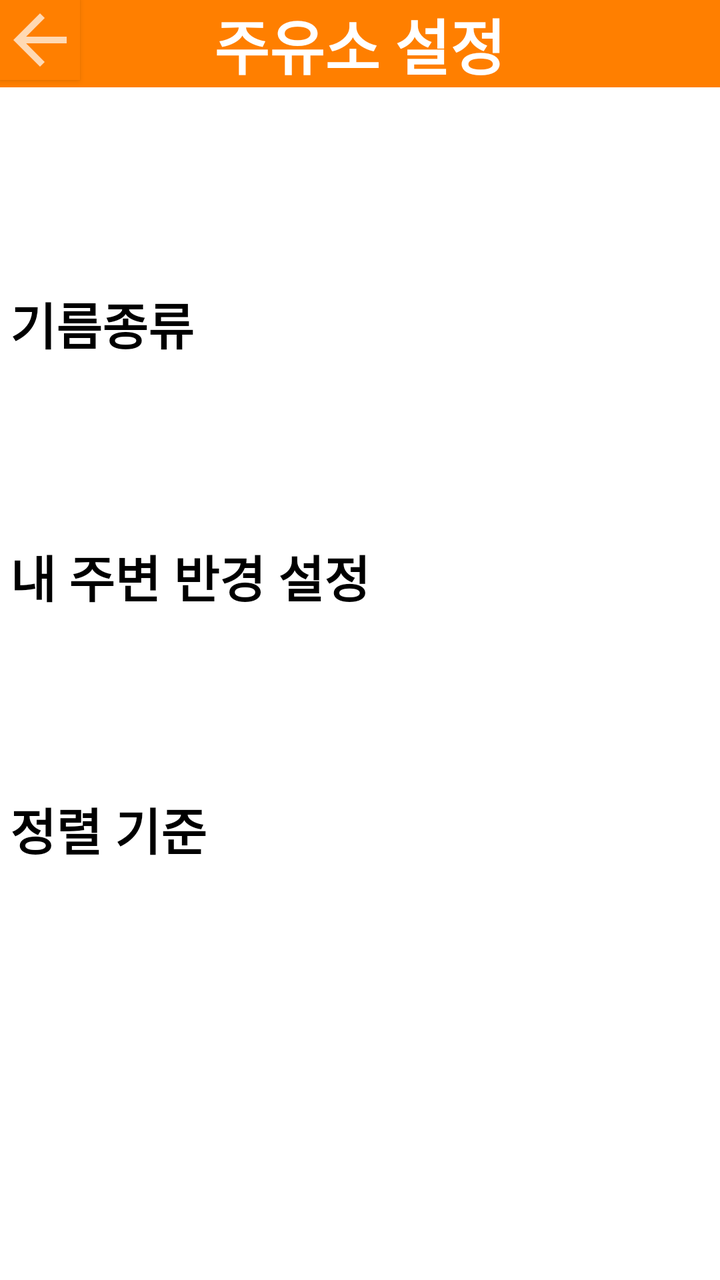
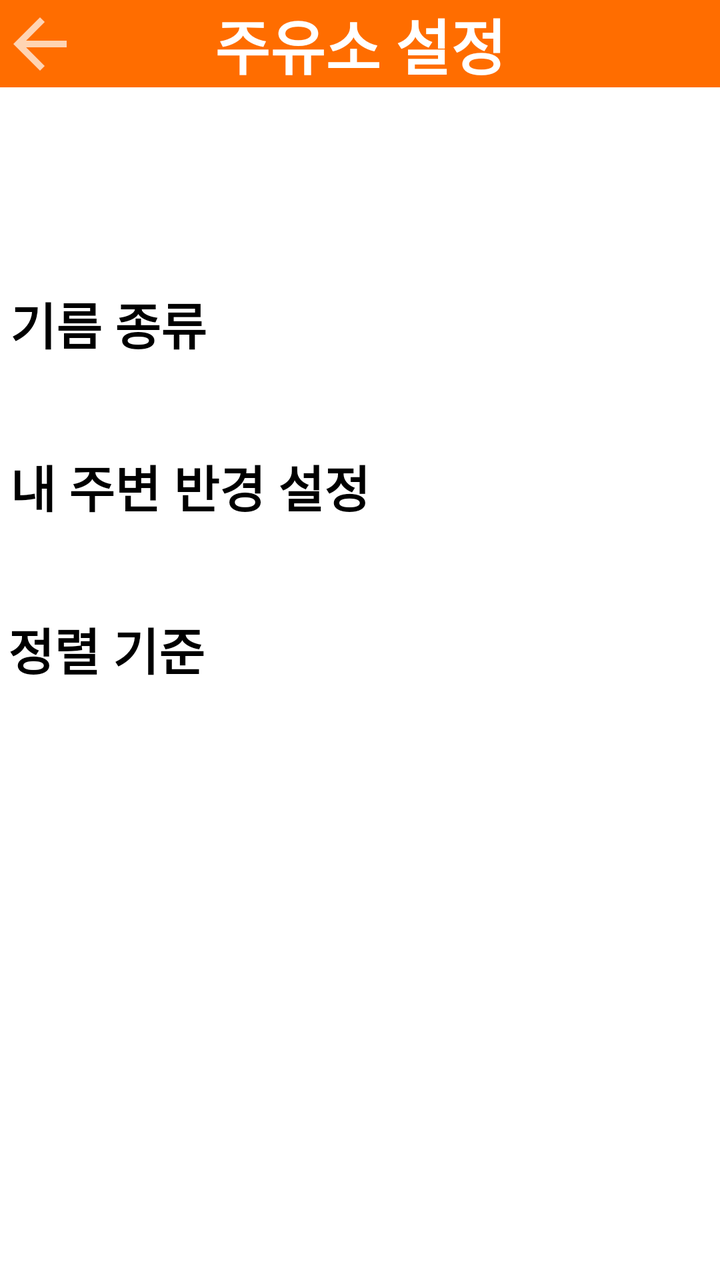

Before-and-after screenshots of an Android layout around one commit, followed by the original layout XML and the change that was made.
<!-- AndroidManifest.xml: application theme Theme.AppCompat.NoActionBar -->
<!-- res/layout/activity_drawer.xml -->
<?xml version="1.0" encoding="utf-8"?>
<LinearLayout
    xmlns:android="http://schemas.android.com/apk/res/android"
    android:layout_width="match_parent"
    android:layout_height="match_parent"
    android:orientation="vertical"
    android:background="#ffff">

    <RelativeLayout
        android:layout_width="match_parent"
        android:layout_height="wrap_content"
        android:background="#ff7f00"
        android:orientation="horizontal">

        <TextView
            android:layout_width="wrap_content"
            android:layout_height="wrap_content"
            android:layout_centerInParent="true"
            android:gravity="center"
            android:text="주유소 설정"
            android:textColor="#ffffff"
            android:textSize="30sp"
            android:textStyle="bold" />

        <Button
            android:id="@+id/go_back"
            android:layout_width="40dp"
            android:layout_height="40dp"
            android:layout_alignParentLeft="true"
            android:background="#ff7f00"
            android:drawableBottom="@drawable/back_icon"
            android:textColor="#000000"
            android:textSize="17sp"
            android:textStyle="bold" />


    </RelativeLayout>


    <LinearLayout
        android:layout_width="match_parent"
        android:layout_height="match_parent"
        android:orientation="vertical">


        <LinearLayout
            android:layout_width="match_parent"
            android:layout_height="wrap_content"
            android:layout_below="@+id/around"
            android:layout_marginTop="100dp"
            android:background="@color/white"
            android:orientation="vertical">

            <TextView
                android:layout_width="wrap_content"
                android:layout_height="wrap_content"
                android:layout_marginLeft="5dp"
                android:text="기름종류"
                android:textColor="@color/black"
                android:textSize="25sp"
                android:textStyle="bold" />

            <Spinner
                android:id="@+id/type_spinner"
                android:layout_width="match_parent"
                android:layout_height="wrap_content"
                android:layout_margin="5dp"
                android:background="@drawable/spinner_background"
                android:spinnerMode="dialog"
                android:textColor="@color/black" />


        </LinearLayout>


        <LinearLayout
            android:layout_marginTop="80dp"
            android:layout_width="match_parent"
            android:layout_height="wrap_content"
            android:orientation="vertical">

            <TextView
                android:layout_width="wrap_content"
                android:layout_height="match_parent"
                android:layout_marginLeft="5dp"
                android:gravity="center"
                android:text="내 주변 반경 설정"
                android:textColor="#000000"
                android:textSize="25sp"
                android:textStyle="bold" />

            <Spinner
                android:id="@+id/distance_spinner"
                android:layout_margin="5dp"
                android:layout_width="match_parent"
                android:layout_height="wrap_content"
                android:background="@drawable/spinner_background"
                android:spinnerMode="dialog"
                android:textColor="@color/black" />

        </LinearLayout>


        <LinearLayout
            android:layout_marginTop="80dp"
            android:layout_width="match_parent"
            android:layout_height="wrap_content"
            android:orientation="vertical">

            <TextView
                android:layout_width="match_parent"
                android:layout_height="wrap_content"
                android:layout_marginLeft="5dp"
                android:text="정렬 기준"
                android:textColor="#000000"
                android:textSize="25sp"
                android:textStyle="bold" />

            <Spinner
                android:id="@+id/sort_spinner"
                android:layout_width="match_parent"
                android:layout_height="wrap_content"
                android:layout_margin="5dp"
                android:background="@drawable/spinner_background"
                android:spinnerMode="dialog"
                android:textColor="@color/black" />

        </LinearLayout>


    </LinearLayout>


</LinearLayout>
<!-- resources referenced by this layout -->
<resources>
  <color name="black">#FF000000</color>
  <color name="white">#FFFFFFFF</color>
  <!-- drawable back_icon (drawable) -->
  <vector xmlns:android="http://schemas.android.com/apk/res/android"
      android:width="40dp"
      android:height="40dp"
      android:viewportWidth="24"
      android:viewportHeight="24"
      android:tint="?attr/colorControlNormal"
      android:autoMirrored="true">
    <path
        android:fillColor="@android:color/white"
        android:pathData="M20,11H7.83l5.59,-5.59L12,4l-8,8 8,8 1.41,-1.41L7.83,13H20v-2z"/>
  </vector>
  <!-- drawable spinner_background (drawable) -->
  <?xml version="1.0" encoding="utf-8"?>
  <shape xmlns:android="http://schemas.android.com/apk/res/android"
      android:shape="rectangle">
  
      <solid
          android:color="#ffffff"/>
  
      <stroke
          android:width="1dp"
          android:color="#000000"/>
  
  
  </shape>
</resources>

<!-- the commit's change to res/layout/activity_drawer.xml (unified diff, before → after) -->
@@ -1,134 +1,124 @@
 <?xml version="1.0" encoding="utf-8"?>
-<LinearLayout
-    xmlns:android="http://schemas.android.com/apk/res/android"
+<androidx.constraintlayout.widget.ConstraintLayout xmlns:android="http://schemas.android.com/apk/res/android"
+    xmlns:app="http://schemas.android.com/apk/res-auto"
     android:layout_width="match_parent"
     android:layout_height="match_parent"
-    android:orientation="vertical"
-    android:background="#ffff">
+    android:background="@color/white">
 
-    <RelativeLayout
+    <androidx.constraintlayout.widget.ConstraintLayout
+        android:id="@+id/constraintLayout2"
         android:layout_width="match_parent"
         android:layout_height="wrap_content"
-        android:background="#ff7f00"
-        android:orientation="horizontal">
+        android:background="@color/app_background"
+        app:layout_constraintEnd_toEndOf="parent"
+        app:layout_constraintStart_toStartOf="parent"
+        app:layout_constraintTop_toTopOf="parent">
 
         <TextView
             android:layout_width="wrap_content"
             android:layout_height="wrap_content"
             android:layout_centerInParent="true"
-            android:gravity="center"
-            android:text="주유소 설정"
-            android:textColor="#ffffff"
+            android:text="@string/gas_station_setting"
+            android:textColor="@color/white"
             android:textSize="30sp"
-            android:textStyle="bold" />
+            android:textStyle="bold"
+            app:layout_constraintBottom_toBottomOf="parent"
+            app:layout_constraintEnd_toEndOf="parent"
+            app:layout_constraintStart_toStartOf="parent"
+            app:layout_constraintTop_toTopOf="parent" />
 
-        <Button
+        <ImageView
             android:id="@+id/go_back"
             android:layout_width="40dp"
             android:layout_height="40dp"
-            android:layout_alignParentLeft="true"
-            android:background="#ff7f00"
-            android:drawableBottom="@drawable/back_icon"
-            android:textColor="#000000"
-            android:textSize="17sp"
-            android:textStyle="bold" />
+            android:src="@drawable/back_icon"
+            app:layout_constraintBottom_toBottomOf="parent"
+            app:layout_constraintStart_toStartOf="parent"
+            app:layout_constraintTop_toTopOf="parent" />
+
+    </androidx.constraintlayout.widget.ConstraintLayout>
 
 
-    </RelativeLayout>
+    <TextView
+        android:id="@+id/oil_type_text"
+        android:layout_width="wrap_content"
+        android:layout_height="wrap_content"
+        android:layout_marginStart="5dp"
+        android:layout_marginTop="100dp"
+        android:text="@string/oil_kind"
+        android:textColor="@color/black"
+        android:textSize="25sp"
+        android:textStyle="bold"
+        app:layout_constraintStart_toStartOf="parent"
+        app:layout_constraintTop_toBottomOf="@+id/constraintLayout2" />
+
+    <Spinner
+        android:id="@+id/type_spinner"
+        android:layout_width="match_parent"
+        android:layout_height="wrap_content"
+        android:layout_marginStart="5dp"
+        android:layout_marginTop="5dp"
+        android:layout_marginEnd="5dp"
+        android:background="@drawable/spinner_background"
+        android:spinnerMode="dialog"
+        android:textColor="@color/black"
+        app:layout_constraintEnd_toEndOf="parent"
+        app:layout_constraintStart_toStartOf="parent"
+        app:layout_constraintTop_toBottomOf="@+id/oil_type_text" />
+
+    <TextView
+        android:id="@+id/round_range_setting"
+        android:layout_width="wrap_content"
+        android:layout_height="wrap_content"
+        android:layout_marginStart="5dp"
+        android:layout_marginTop="40dp"
+        android:text="@string/distance_setting"
+        android:textColor="@color/black"
+        android:textSize="25sp"
+        android:textStyle="bold"
+        app:layout_constraintStart_toStartOf="parent"
+        app:layout_constraintTop_toBottomOf="@+id/type_spinner" />
 
 
-    <LinearLayout
+    <Spinner
+        android:id="@+id/distance_spinner"
         android:layout_width="match_parent"
-        android:layout_height="match_parent"
-        android:orientation="vertical">
+        android:layout_height="wrap_content"
+        android:layout_marginStart="5dp"
+        android:layout_marginTop="5dp"
+        android:layout_marginEnd="5dp"
+        android:background="@drawable/spinner_background"
+        android:spinnerMode="dialog"
+        android:textColor="@color/black"
+        app:layout_constraintEnd_toEndOf="parent"
+        app:layout_constraintStart_toStartOf="parent"
+        app:layout_constraintTop_toBottomOf="@+id/round_range_setting" />
+
+    <TextView
+        android:id="@+id/sort_type"
+        android:layout_width="wrap_content"
+        android:layout_height="wrap_content"
+        android:layout_marginStart="4dp"
+        android:layout_marginTop="40dp"
+        android:text="@string/sort_type"
+        android:textColor="@color/black"
+        android:textSize="25sp"
+        android:textStyle="bold"
+        app:layout_constraintStart_toStartOf="parent"
+        app:layout_constraintTop_toBottomOf="@+id/distance_spinner" />
+
+    <Spinner
+        android:id="@+id/sort_spinner"
+        android:layout_width="match_parent"
+        android:layout_height="wrap_content"
+        android:layout_marginStart="5dp"
+        android:layout_marginTop="5dp"
+        android:background="@drawable/spinner_background"
+        android:spinnerMode="dialog"
+        android:textColor="@color/black"
+        app:layout_constraintEnd_toEndOf="parent"
+        app:layout_constraintStart_toStartOf="parent"
+        app:layout_constraintTop_toBottomOf="@+id/sort_type" />
 
 
-        <LinearLayout
-            android:layout_width="match_parent"
-            android:layout_height="wrap_content"
-            android:layout_below="@+id/around"
-            android:layout_marginTop="100dp"
-            android:background="@color/white"
-            android:orientation="vertical">
-
-            <TextView
-                android:layout_width="wrap_content"
-                android:layout_height="wrap_content"
-                android:layout_marginLeft="5dp"
-                android:text="기름종류"
-                android:textColor="@color/black"
-                android:textSize="25sp"
-                android:textStyle="bold" />
-
-            <Spinner
-                android:id="@+id/type_spinner"
-                android:layout_width="match_parent"
-                android:layout_height="wrap_content"
-                android:layout_margin="5dp"
-                android:background="@drawable/spinner_background"
-                android:spinnerMode="dialog"
-                android:textColor="@color/black" />
-
-
-        </LinearLayout>
-
-
-        <LinearLayout
-            android:layout_marginTop="80dp"
-            android:layout_width="match_parent"
-            android:layout_height="wrap_content"
-            android:orientation="vertical">
-
-            <TextView
-                android:layout_width="wrap_content"
-                android:layout_height="match_parent"
-                android:layout_marginLeft="5dp"
-                android:gravity="center"
-                android:text="내 주변 반경 설정"
-                android:textColor="#000000"
-                android:textSize="25sp"
-                android:textStyle="bold" />
-
-            <Spinner
-                android:id="@+id/distance_spinner"
-                android:layout_margin="5dp"
-                android:layout_width="match_parent"
-                android:layout_height="wrap_content"
-                android:background="@drawable/spinner_background"
-                android:spinnerMode="dialog"
-                android:textColor="@color/black" />
-
-        </LinearLayout>
-
-
-        <LinearLayout
-            android:layout_marginTop="80dp"
-            android:layout_width="match_parent"
-            android:layout_height="wrap_content"
-            android:orientation="vertical">
-
-            <TextView
-                android:layout_width="match_parent"
-                android:layout_height="wrap_content"
-                android:layout_marginLeft="5dp"
-                android:text="정렬 기준"
-                android:textColor="#000000"
-                android:textSize="25sp"
-                android:textStyle="bold" />
-
-            <Spinner
-                android:id="@+id/sort_spinner"
-                android:layout_width="match_parent"
-                android:layout_height="wrap_content"
-                android:layout_margin="5dp"
-                android:background="@drawable/spinner_background"
-                android:spinnerMode="dialog"
-                android:textColor="@color/black" />
-
-        </LinearLayout>
-
-
-    </LinearLayout>
-
-
-</LinearLayout>
+</androidx.constraintlayout.widget.ConstraintLayout>
<!-- resource entries referenced after the edit -->
@@ -1,5 +1,6 @@
 <!-- resources referenced by this layout -->
 <resources>
+  <color name="app_background">#FF6D00</color>
   <color name="black">#FF000000</color>
   <color name="white">#FFFFFFFF</color>
   <!-- drawable back_icon (drawable) -->
@@ -28,5 +29,9 @@
   
   
   </shape>
+  <string name="distance_setting">내 주변 반경 설정</string>
+  <string name="gas_station_setting">주유소 설정</string>
+  <string name="oil_kind">기름 종류</string>
+  <string name="sort_type">정렬 기준</string>
 </resources>
 
